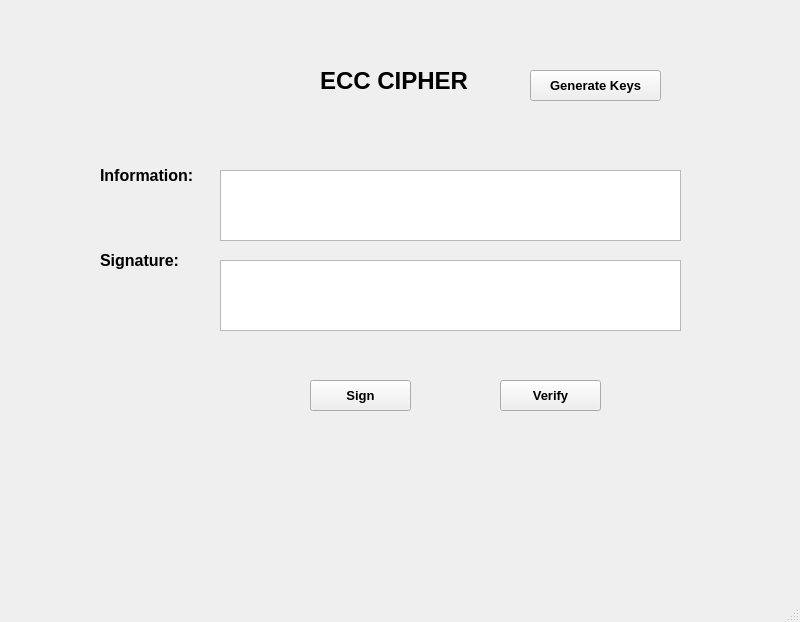
QQMKCR/bmttnc-hutech-2280601957, file lab_03/ui/ecc.ui: the form before one commit.
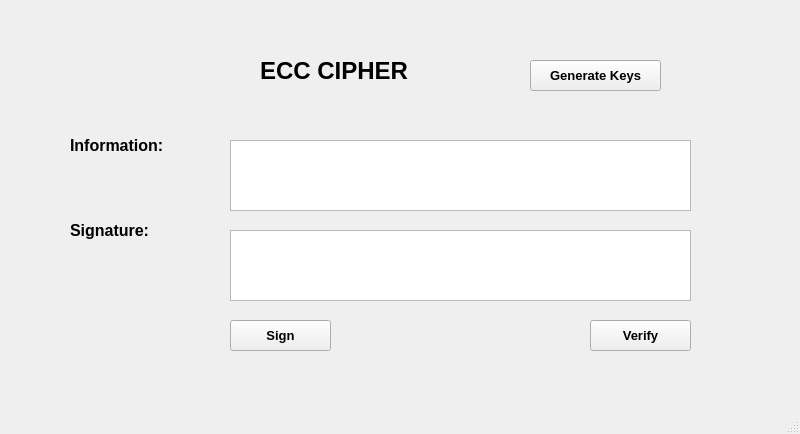
The form after the commit.

Patch:
```diff
--- a/lab_03/ui/ecc.ui
+++ b/lab_03/ui/ecc.ui
@@ -7,7 +7,7 @@
     <x>0</x>
     <y>0</y>
     <width>800</width>
-    <height>622</height>
+    <height>434</height>
    </rect>
   </property>
   <property name="windowTitle">
@@ -17,9 +17,9 @@
    <widget class="QLabel" name="label">
     <property name="geometry">
      <rect>
-      <x>320</x>
-      <y>40</y>
-      <width>161</width>
+      <x>260</x>
+      <y>30</y>
+      <width>201</width>
       <height>81</height>
      </rect>
     </property>
@@ -38,7 +38,7 @@
     <property name="geometry">
      <rect>
       <x>530</x>
-      <y>70</y>
+      <y>60</y>
       <width>131</width>
       <height>31</height>
      </rect>
@@ -57,8 +57,8 @@
    <widget class="QPushButton" name="btnSign">
     <property name="geometry">
      <rect>
-      <x>310</x>
-      <y>380</y>
+      <x>230</x>
+      <y>320</y>
       <width>101</width>
       <height>31</height>
      </rect>
@@ -77,9 +77,9 @@
    <widget class="QLabel" name="label_2">
     <property name="geometry">
      <rect>
-      <x>100</x>
-      <y>150</y>
-      <width>111</width>
+      <x>70</x>
+      <y>120</y>
+      <width>141</width>
       <height>51</height>
      </rect>
     </property>
@@ -97,9 +97,9 @@
    <widget class="QLabel" name="label_3">
     <property name="geometry">
      <rect>
-      <x>100</x>
-      <y>230</y>
-      <width>91</width>
+      <x>70</x>
+      <y>200</y>
+      <width>131</width>
       <height>61</height>
      </rect>
     </property>
@@ -117,8 +117,8 @@
    <widget class="QTextEdit" name="txtInfo">
     <property name="geometry">
      <rect>
-      <x>220</x>
-      <y>170</y>
+      <x>230</x>
+      <y>140</y>
       <width>461</width>
       <height>71</height>
      </rect>
@@ -127,8 +127,8 @@
    <widget class="QTextEdit" name="txtSign">
     <property name="geometry">
      <rect>
-      <x>220</x>
-      <y>260</y>
+      <x>230</x>
+      <y>230</y>
       <width>461</width>
       <height>71</height>
      </rect>
@@ -137,8 +137,8 @@
    <widget class="QPushButton" name="btnVerify">
     <property name="geometry">
      <rect>
-      <x>500</x>
-      <y>380</y>
+      <x>590</x>
+      <y>320</y>
       <width>101</width>
       <height>31</height>
      </rect>
```
Left out of the diff: 2 changed lines with no effect on the pictures.
